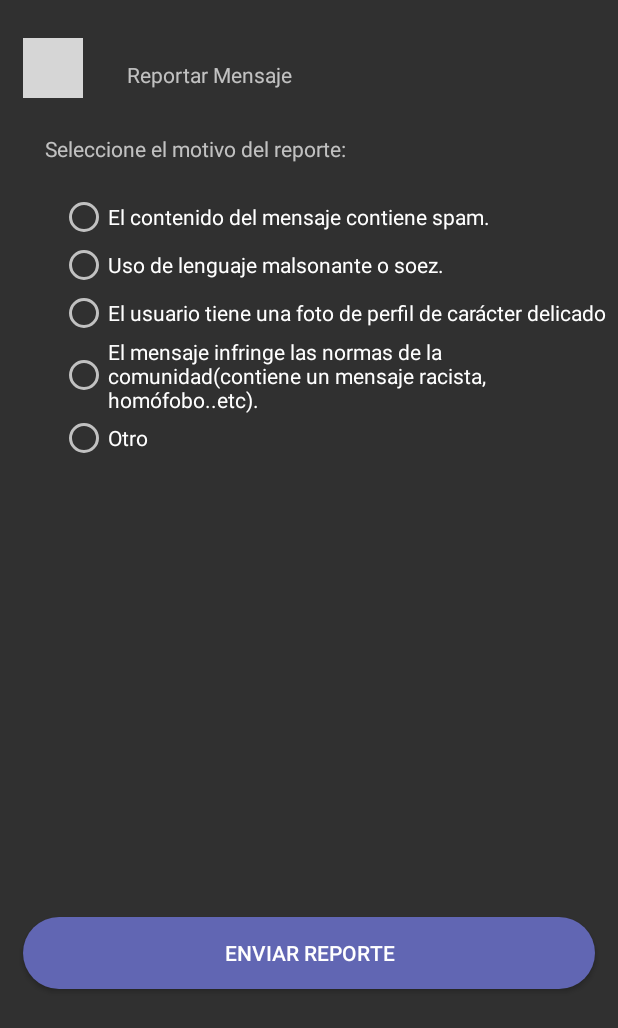
After one commit to PedroGarcia-BWH/ConexionMoradaApp, an Android app: the ReportActivity screen opened directly, with no data from a screen before it, on a phone screen of 412 x 824 dp. The commit adds this screen. Shown: the top 1028 px of the screen. Run offline under Robolectric (Android 15) with nearby library versions, the phone set to English and light mode, and no system bars; our stand-ins replace Firebase (no records; nobody signed in at launch, a user with empty details on screens opened directly); 2 statements that could not run were skipped; grey boxes are pictures that could not be loaded.

Commit message:
Sistema de reporte V1

```diff
--- a/app/src/main/AndroidManifest.xml
+++ b/app/src/main/AndroidManifest.xml
@@ -16,6 +16,9 @@
         android:theme="@style/Theme.AppCompat.NoActionBar"
         android:usesCleartextTraffic="true"
         tools:targetApi="31">
+        <activity
+            android:name=".cmSocial.activities.ReportActivity"
+            android:exported="false" />
         <activity
             android:name=".cmSocial.activities.HiloSelectedActivity"
             android:exported="false" />
--- a/app/src/main/java/es/uca/tfg/conexionmorada/cmSocial/interfaces/cmSocialInterface.java
+++ b/app/src/main/java/es/uca/tfg/conexionmorada/cmSocial/interfaces/cmSocialInterface.java
@@ -5,6 +5,7 @@ import java.util.List;
 import es.uca.tfg.conexionmorada.cmSocial.data.PayloadHilo;
 import es.uca.tfg.conexionmorada.cmSocial.data.PayloadNotificationHilo;
 import es.uca.tfg.conexionmorada.cmSocial.data.PayloadNotificationPersona;
+import es.uca.tfg.conexionmorada.cmSocial.data.PayloadReporte;
 import es.uca.tfg.conexionmorada.cmSocial.data.PayloadSeguidores;
 import es.uca.tfg.conexionmorada.usernames.data.PayloadUsername;
 import retrofit2.Call;
@@ -83,4 +84,7 @@ public interface cmSocialInterface {
 
     @DELETE("/delete/Notifications/{uuid}")
     Call<Void> deleteNotifications(@Path("uuid") String uuid);
+
+    @POST("/reporte")
+    Call<Boolean> addReporte(@Body PayloadReporte reporte);
 }
--- a/app/src/main/res/layout/activity_hilo_selected.xml
+++ b/app/src/main/res/layout/activity_hilo_selected.xml
@@ -39,7 +39,7 @@
         app:layout_constraintVertical_bias="0.07999998" />
 
     <com.google.android.material.textfield.TextInputLayout
-        android:id="@+id/mensajeLayout"
+        android:id="@+id/otherMensajeLayout"
         android:layout_width="279dp"
         android:layout_height="105dp"
         android:layout_marginBottom="10dp"
@@ -86,7 +86,7 @@
         app:backgroundTint="@color/white"
         app:layout_constraintBottom_toBottomOf="parent"
         app:layout_constraintEnd_toEndOf="parent"
-        app:layout_constraintStart_toEndOf="@+id/mensajeLayout"
+        app:layout_constraintStart_toEndOf="@+id/otherMensajeLayout"
         tools:ignore="MissingConstraints" />
 
 </androidx.constraintlayout.widget.ConstraintLayout>
--- a/app/src/main/res/layout/activity_login.xml
+++ b/app/src/main/res/layout/activity_login.xml
@@ -83,7 +83,7 @@
           app:layout_constraintTop_toBottomOf="@+id/password" />
 
       <androidx.appcompat.widget.AppCompatButton
-          android:id="@+id/login"
+          android:id="@+id/sendReport"
           android:layout_width="match_parent"
           android:layout_height="wrap_content"
 
@@ -134,7 +134,7 @@
           app:layout_constraintBottom_toBottomOf="parent"
           app:layout_constraintEnd_toEndOf="parent"
           app:layout_constraintStart_toStartOf="parent"
-          app:layout_constraintTop_toBottomOf="@+id/login"
+          app:layout_constraintTop_toBottomOf="@+id/sendReport"
           app:layout_constraintVertical_bias="0.0" />
     </androidx.constraintlayout.widget.ConstraintLayout>
 
--- a/app/src/main/res/layout/activity_nuevo_hilo.xml
+++ b/app/src/main/res/layout/activity_nuevo_hilo.xml
@@ -33,7 +33,7 @@
     </androidx.appcompat.widget.Toolbar>
 
     <com.google.android.material.textfield.TextInputLayout
-        android:id="@+id/mensajeLayout"
+        android:id="@+id/otherMensajeLayout"
         android:layout_width="match_parent"
         android:layout_height="wrap_content"
         android:layout_marginStart="60dp"
--- /dev/null
+++ b/app/src/main/res/layout/activity_report.xml
@@ -0,0 +1,127 @@
+<?xml version="1.0" encoding="utf-8"?>
+<androidx.constraintlayout.widget.ConstraintLayout xmlns:android="http://schemas.android.com/apk/res/android"
+    xmlns:app="http://schemas.android.com/apk/res-auto"
+    xmlns:tools="http://schemas.android.com/tools"
+    android:layout_width="match_parent"
+    android:layout_height="match_parent"
+    tools:context=".cmSocial.activities.ReportActivity">
+
+    <TextView
+        android:id="@+id/textView13"
+        android:layout_width="wrap_content"
+        android:layout_height="wrap_content"
+        android:text="Reportar Mensaje"
+        app:layout_constraintBottom_toBottomOf="parent"
+        app:layout_constraintEnd_toEndOf="parent"
+        app:layout_constraintHorizontal_bias="0.28"
+        app:layout_constraintStart_toStartOf="parent"
+        app:layout_constraintTop_toTopOf="parent"
+        app:layout_constraintVertical_bias="0.050000012" />
+
+    <ImageView
+        android:id="@+id/Exit"
+        android:layout_width="40dp"
+        android:layout_height="40dp"
+        android:layout_marginStart="15dp"
+        android:layout_marginTop="25dp"
+        app:layout_constraintStart_toStartOf="parent"
+        app:layout_constraintTop_toTopOf="parent"
+        app:srcCompat="@drawable/baseline_arrow_back_24" />
+
+    <TextView
+        android:id="@+id/txtReport"
+        android:layout_width="wrap_content"
+        android:layout_height="wrap_content"
+        android:layout_marginStart="30dp"
+        android:layout_marginTop="30dp"
+        android:text="Seleccione el motivo del reporte:"
+        app:layout_constraintStart_toStartOf="parent"
+        app:layout_constraintTop_toBottomOf="@+id/textView13" />
+
+    <RadioGroup
+        android:id="@+id/motivoSelect"
+        android:layout_width="match_parent"
+        android:layout_height="wrap_content"
+        android:layout_marginStart="40dp"
+        android:layout_marginTop="20dp"
+        app:layout_constraintStart_toStartOf="parent"
+        app:layout_constraintTop_toBottomOf="@+id/txtReport">
+
+        <RadioButton
+            android:id="@+id/rbSpam"
+            android:layout_width="match_parent"
+            android:layout_height="wrap_content"
+            android:text="El contenido del mensaje contiene spam." />
+
+        <RadioButton
+            android:id="@+id/rbLanguage"
+            android:layout_width="match_parent"
+            android:layout_height="wrap_content"
+            android:text="Uso de lenguaje malsonante o soez." />
+
+        <RadioButton
+            android:id="@+id/rbPhoto"
+            android:layout_width="match_parent"
+            android:layout_height="wrap_content"
+            android:text="El usuario tiene una foto de perfil de carácter delicado" />
+
+        <RadioButton
+            android:id="@+id/rbComunity"
+            android:layout_width="match_parent"
+            android:layout_height="wrap_content"
+            android:text="El mensaje infringe las normas de la comunidad(contiene un mensaje racista, homófobo..etc)." />
+
+        <RadioButton
+            android:id="@+id/rbOther"
+            android:layout_width="match_parent"
+            android:layout_height="wrap_content"
+            android:text="Otro" />
+    </RadioGroup>
+
+    <com.google.android.material.textfield.TextInputLayout
+        android:id="@+id/otherMensajeLayout"
+        android:layout_width="match_parent"
+        android:layout_height="118dp"
+        android:layout_marginStart="30dp"
+        android:layout_marginTop="20dp"
+        android:layout_marginEnd="30dp"
+        android:visibility="invisible"
+        android:hint="Especifique el motivo de su reporte"
+        app:autoSizeTextType="uniform"
+        app:counterEnabled="true"
+        app:counterMaxLength="255"
+        app:helperText="Máximo 255 caracteres"
+        app:layout_constraintEnd_toEndOf="parent"
+        app:layout_constraintStart_toStartOf="parent"
+        app:layout_constraintTop_toBottomOf="@+id/motivoSelect">
+
+        <com.google.android.material.textfield.TextInputEditText
+            android:id="@+id/mensaje"
+            android:layout_width="match_parent"
+            android:layout_height="wrap_content"
+            android:gravity="top"
+            android:inputType="textMultiLine"
+            android:lines="3"
+            android:maxLength="255"
+            android:scrollbarStyle="outsideOverlay"
+            android:scrollbars="vertical"
+            android:scrollHorizontally="true" />
+    </com.google.android.material.textfield.TextInputLayout>
+
+    <androidx.appcompat.widget.AppCompatButton
+        android:id="@+id/sendReport"
+        android:layout_width="match_parent"
+        android:layout_height="wrap_content"
+
+        android:layout_marginStart="15dp"
+        android:layout_marginEnd="15dp"
+        android:background="@drawable/loginbtn"
+        android:gravity="center"
+        android:text="Enviar reporte"
+        android:textColor="@color/white"
+        app:layout_constraintBottom_toBottomOf="parent"
+        app:layout_constraintEnd_toEndOf="parent"
+        app:layout_constraintStart_toStartOf="parent"
+        app:layout_constraintTop_toBottomOf="@+id/otherMensajeLayout" />
+
+</androidx.constraintlayout.widget.ConstraintLayout>
--- /dev/null
+++ b/app/src/main/res/menu/mensaje.xml
@@ -0,0 +1,5 @@
+<?xml version="1.0" encoding="utf-8"?>
+<menu xmlns:android="http://schemas.android.com/apk/res/android">
+    <item android:id="@+id/report"
+        android:title="Reportar" />
+</menu>
```
Also changed, not shown: app/src/main/java/es/uca/tfg/conexionmorada/LoginActivity.kt (+2 -7 lines), app/src/main/java/es/uca/tfg/conexionmorada/cmSocial/activities/ReportActivity.kt (added, +107 -0 lines), app/src/main/java/es/uca/tfg/conexionmorada/cmSocial/adapter/HiloAdapter.kt (+21 -0 lines), app/src/main/java/es/uca/tfg/conexionmorada/cmSocial/data/PayloadReporte.java (added, +68 -0 lines), app/src/main/java/es/uca/tfg/conexionmorada/utils/retrofit/APIRetrofit.kt (+6 -4 lines).
